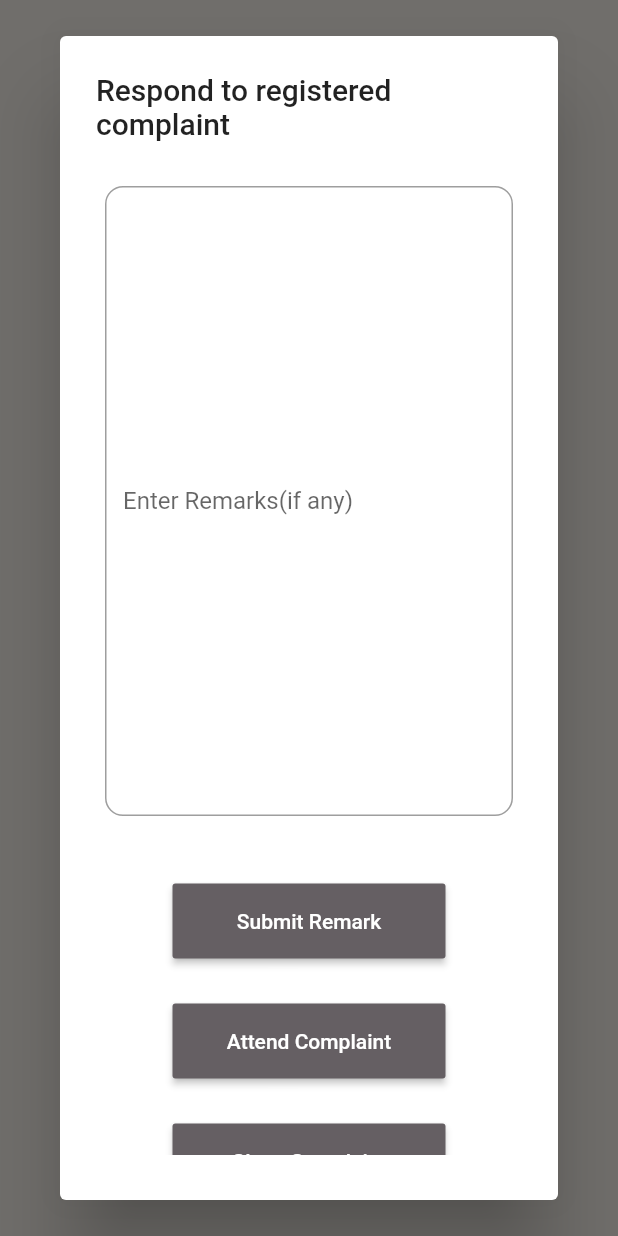
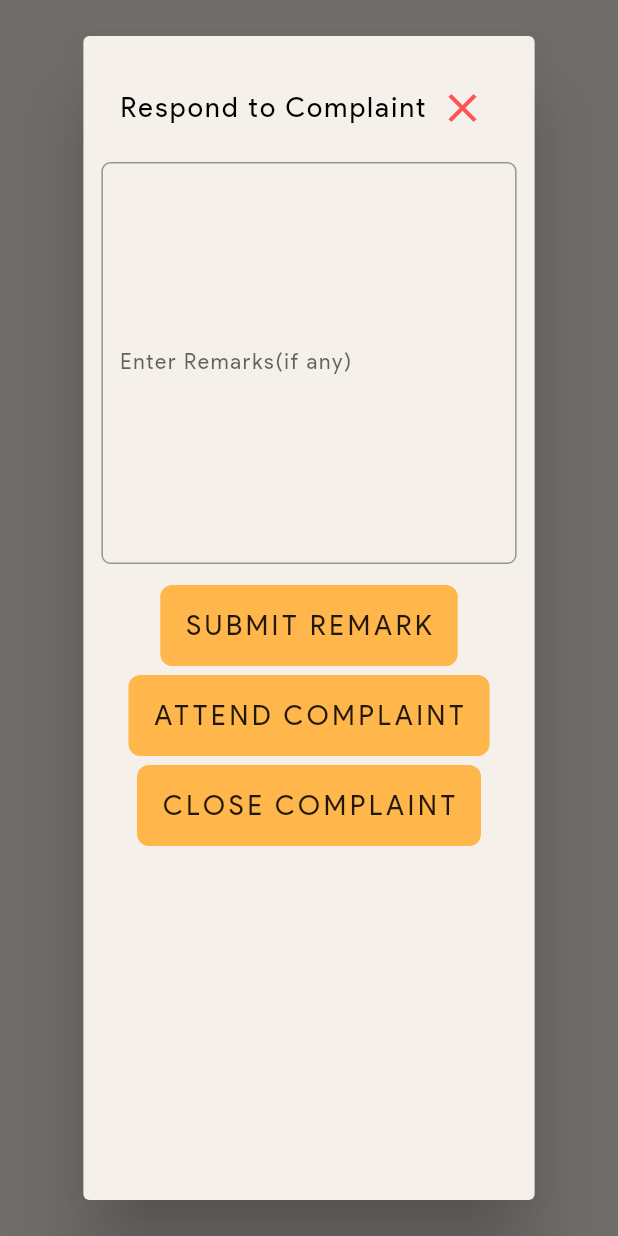
Before and after one commit to RWF-Interns/Complaints-App, a Flutter app: what submitMessage() shows on an empty page, opened directly, on a phone screen of 412 x 824 dp. Run offline on Flutter 3.47's test engine with Material 2 defaults, Android fonts, the phone set to English and light mode, and no system bars; our stand-ins replace modal_progress_hud; network calls fail.

Commit message:
formatted code

```diff
--- a/lib/custom_widgets/my_complaint.dart
+++ b/lib/custom_widgets/my_complaint.dart
@@ -1,3 +1,4 @@
+import 'package:LoginApp/custom_widgets/button.dart';
 import 'package:flutter/material.dart';
 import 'package:LoginApp/utilities/constants.dart';
 
@@ -18,57 +19,53 @@ class MyComplaint extends StatelessWidget {
 
   @override
   Widget build(BuildContext context) {
-    return GestureDetector(
+    return Padding(
+      padding: const EdgeInsets.all(12.0),
+      child: GestureDetector(
         child: Container(
-        margin:
-            EdgeInsets.only(left: 15.0, right: 15.0, top: 12.0, bottom: 12.0),
-        padding: EdgeInsets.all(14.0),
           width: double.infinity,
           decoration: BoxDecoration(
-          boxShadow: [
-            BoxShadow(
-              color: Colors.black.withOpacity(0.1),
-              spreadRadius: 4.0,
-              blurRadius: 8.0,
-            ),
-            BoxShadow(
-              color: Colors.black.withOpacity(0.05),
-              spreadRadius: 4.0,
-              blurRadius: 8.0,
-            ),
-            BoxShadow(
-              color: Colors.black.withOpacity(0.05),
-              spreadRadius: 4.0,
-              blurRadius: 8.0,
-            ),
-          ],
-          color: Color(0xFFBCBDBF).withOpacity(0.05),
+            color: kButtonColor.withOpacity(0.3),
             borderRadius: BorderRadius.circular(8.0),
             border: Border.all(
               color: Colors.black.withOpacity(0.1),
               width: 1.0,
             ),
           ),
+          child: Padding(
+            padding: const EdgeInsets.all(8.0),
             child: Column(
                 mainAxisAlignment: MainAxisAlignment.center,
                 children: <Widget>[
-              Column(
-                mainAxisAlignment: MainAxisAlignment.center,
+                  Padding(
+                    padding: const EdgeInsets.all(8.0),
+                    child: Text(
+                      nameAdd,
+                      style: kBigText,
+                      textAlign: TextAlign.center,
+                    ),
+                  ),
+                  Padding(
+                    padding: const EdgeInsets.only(
+                        left: 10.0, right: 10.0, top: 8.0, bottom: 8.0),
+                    child: Divider(
+                      height: 3.0,
+                      thickness: 3.0,
+                    ),
+                  ),
+                  Row(
                     children: <Widget>[
-                  Text(
-                    nameAdd,
+                      Icon(Icons.subdirectory_arrow_right),
+                      Expanded(
+                        child: Text(
+                          comp,
                           style: kText.copyWith(fontSize: 22.0),
+                        ),
                       ),
                     ],
                   ),
-              Column(
-                mainAxisAlignment: MainAxisAlignment.center,
-                children: <Widget>[
-                  Text(
-                    comp,
-                    style: kText.copyWith(fontSize: 22.0),
-                  ),
-                ],
+                  SizedBox(
+                    height: 12.0,
                   ),
                   Row(
                     children: <Widget>[
@@ -85,7 +82,7 @@ class MyComplaint extends StatelessWidget {
                   Row(
                     children: <Widget>[
                       Text(
-                    "Remark: ",
+                        "Door No: ",
                         style: kText,
                       ),
                       Text(
@@ -108,9 +105,11 @@ class MyComplaint extends StatelessWidget {
                   ),
                 ]),
           ),
+        ),
         onTap: () {
           submitMessage(context);
         },
+      ),
     );
   }
 }
@@ -120,64 +119,66 @@ void submitMessage(BuildContext context) {
     context: context,
     builder: (context) {
       return AlertDialog(
-        backgroundColor: Colors.white,
-        title: Text("Respond to registered complaint "),
-        contentPadding: EdgeInsets.all(30.0),
+        backgroundColor: kBackgroundColor,
+        titleTextStyle: kSubHeadingText.copyWith(color: Colors.black),
+        title: Row(
+          children: <Widget>[
+            Expanded(
+              flex: 5,
+              child: Text(
+                "Respond to Complaint",
+                style: kSubHeadingText,
+              ),
+            ),
+            IconButton(
+              icon: Icon(
+                Icons.close,
+                color: Colors.redAccent,
+                size: 32.0,
+              ),
+              onPressed: () {
+                Navigator.pop(context);
+              },
+            ),
+          ],
+        ),
+        contentPadding: EdgeInsets.all(12.0),
         contentTextStyle: kText,
         content: ListView(
           children: [
             Column(
               children: <Widget>[
                 TextField(
-                  maxLines: 20,
+                  maxLines: 12,
                   scrollPadding: EdgeInsets.all(20.0),
                   decoration: InputDecoration(
                     labelText: "Enter Remarks(if any)",
-                      fillColor: Colors.grey,
+                    labelStyle: kText,
                     border: OutlineInputBorder(
-                          borderRadius: BorderRadius.circular(12.0),
-                          borderSide: BorderSide())),
+                      borderRadius: BorderRadius.circular(6.0),
+                      borderSide: BorderSide(
+                        color: kButtonColor,
+                        width: 4.0,
+                        style: BorderStyle.solid,
+                      ),
+                    ),
+                  ),
                   keyboardType: TextInputType.text,
                 ),
-                Padding(
-                  padding: const EdgeInsets.all(30.0),
-                  child: Column(
-                    children: <Widget>[
-                      Padding(
-                        padding: const EdgeInsets.all(15.0),
-                        child: MaterialButton(
-                            height: 50.0,
-                            minWidth: 300.0,
-                            color: Color(0xFF655F63),
-                            textColor: Colors.white,
-                            child: Text("Submit Remark"),
-                            onPressed: () => {Text("Submitted")},
-                            splashColor: Colors.white),
+                SizedBox(height: 14.0),
+                Button(
+                  onPressed: null,
+                  text: 'SUBMIT REMARK',
                 ),
-                      Padding(
-                        padding: const EdgeInsets.all(15.0),
-                        child: MaterialButton(
-                            height: 50.0,
-                            minWidth: 300.0,
-                            color: Color(0xFF655F63),
-                            textColor: Colors.white,
-                            child: Text("Attend Complaint"),
-                            onPressed: () => {},
-                            splashColor: Colors.white),
+                SizedBox(height: 6.0),
+                Button(
+                  onPressed: null,
+                  text: 'ATTEND COMPLAINT',
                 ),
-                      Padding(
-                        padding: const EdgeInsets.all(15.0),
-                        child: MaterialButton(
-                            height: 50.0,
-                            minWidth: 300.0,
-                            color: Color(0xFF655F63),
-                            textColor: Colors.white,
-                            child: Text("Close Complaint"),
-                            onPressed: () => {},
-                            splashColor: Colors.white),
-                      ),
-                    ],
-                  ),
+                SizedBox(height: 6.0),
+                Button(
+                  onPressed: null,
+                  text: 'CLOSE COMPLAINT',
                 ),
               ],
             ),
```
Also changed, not shown: lib/screens/complaint_page.dart (+0 -78 lines), lib/screens/login_page.dart (+61 -4 lines). Lines whose indentation alone changed are shown as unchanged.
